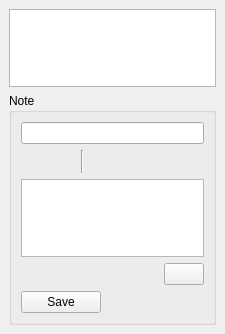
Above: src/ui/dock/notesdockwidget.ui from metaxy/openBibleViewer before the change. Below: the same form after it.
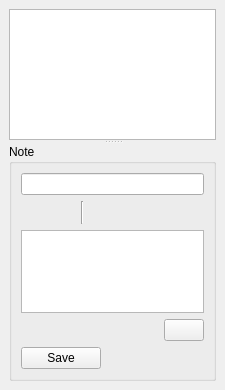
That is the form after the change. Icons and pictures are not drawn.

```diff
--- a/src/ui/dock/notesdockwidget.ui
+++ b/src/ui/dock/notesdockwidget.ui
@@ -7,7 +7,7 @@
     <x>0</x>
     <y>0</y>
     <width>209</width>
-    <height>334</height>
+    <height>390</height>
    </rect>
   </property>
   <property name="windowTitle">
@@ -16,13 +16,15 @@
   <widget class="QWidget" name="dockWidgetContents">
    <layout class="QVBoxLayout" name="verticalLayout">
     <item>
+     <widget class="QSplitter" name="splitter">
+      <property name="orientation">
+       <enum>Qt::Vertical</enum>
+      </property>
      <widget class="QTreeView" name="treeView">
       <property name="contextMenuPolicy">
        <enum>Qt::CustomContextMenu</enum>
       </property>
      </widget>
-    </item>
-    <item>
      <widget class="QGroupBox" name="groupBox">
       <property name="sizePolicy">
        <sizepolicy hsizetype="Expanding" vsizetype="Expanding">
@@ -232,6 +234,7 @@
         </widget>
        </item>
       </layout>
+      </widget>
      </widget>
     </item>
    </layout>
```
Left out of the diff: 2 changed lines with no effect on the pictures. Lines whose indentation alone changed are shown as unchanged.
